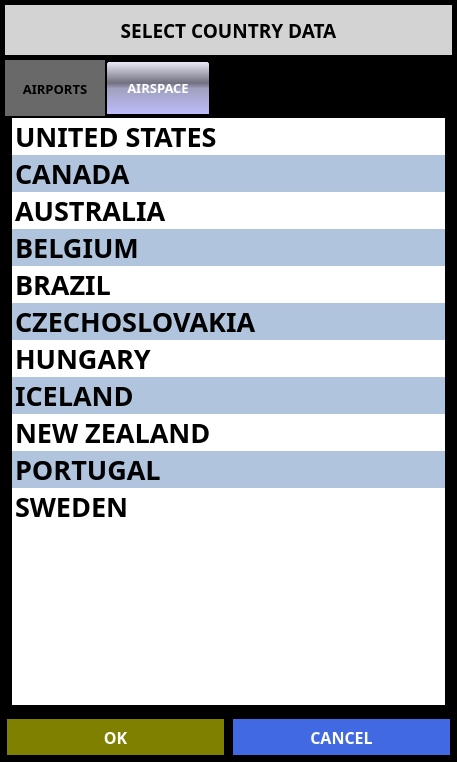
Old version of the form ui/CountryDialog.ui in the repository UnexplodedMinds/Stratofier.
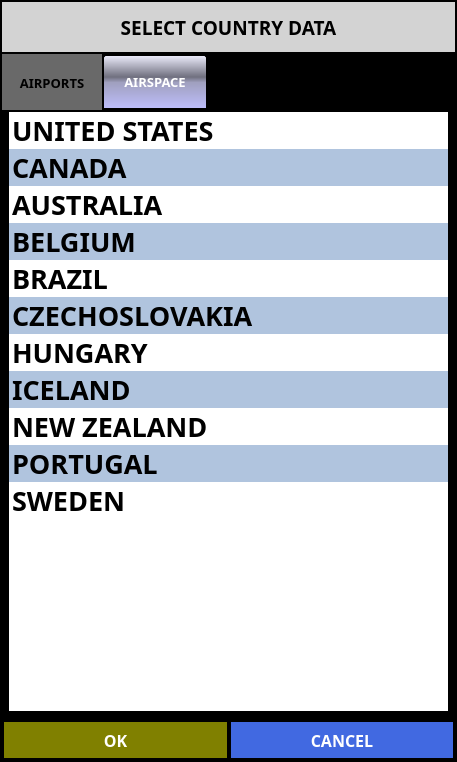
New version of the form.

Diff of the .ui file:
```diff
--- a/ui/CountryDialog.ui
+++ b/ui/CountryDialog.ui
@@ -149,19 +149,22 @@
   </property>
   <layout class="QGridLayout" name="gridLayout">
    <property name="leftMargin">
-    <number>5</number>
+    <number>2</number>
    </property>
    <property name="topMargin">
-    <number>5</number>
+    <number>2</number>
    </property>
    <property name="rightMargin">
-    <number>5</number>
+    <number>2</number>
    </property>
    <property name="bottomMargin">
-    <number>5</number>
+    <number>2</number>
    </property>
-   <property name="spacing">
-    <number>5</number>
+   <property name="horizontalSpacing">
+    <number>0</number>
+   </property>
+   <property name="verticalSpacing">
+    <number>2</number>
    </property>
    <item row="2" column="0" colspan="2">
     <layout class="QHBoxLayout" name="horizontalLayout">
```
